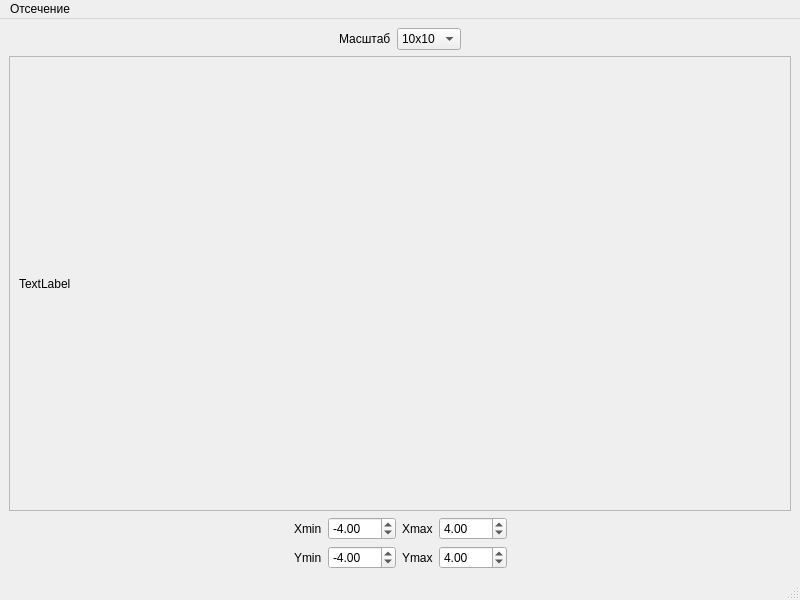
Before: the Qt Designer form mainwindow.ui in ilyaayana/lab_rabota5, drawn with Qt 5.
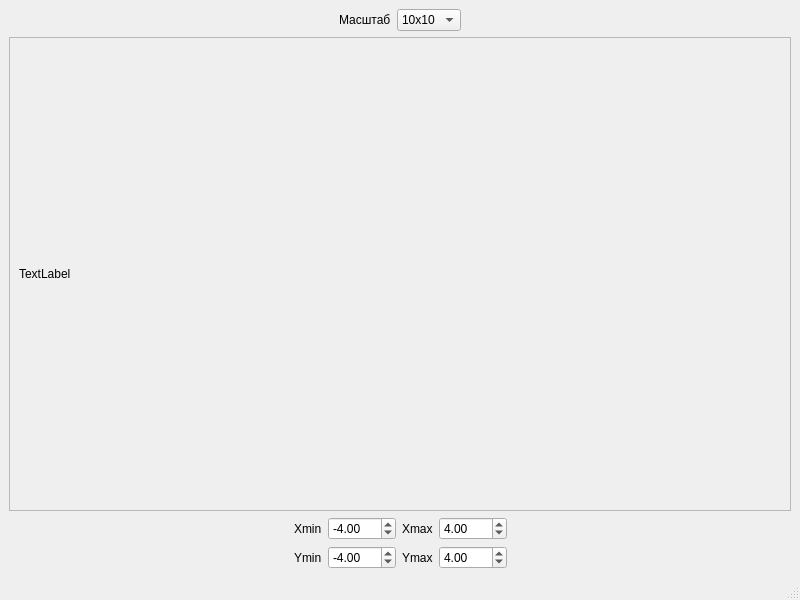
After: the same form once the commit is applied.

Patch:
```diff
--- a/mainwindow.ui
+++ b/mainwindow.ui
@@ -235,14 +235,6 @@
      <height>21</height>
     </rect>
    </property>
-   <widget class="QMenu" name="menu">
-    <property name="title">
-     <string>Отсечение</string>
-    </property>
-    <addaction name="a_segments"/>
-    <addaction name="a_polygon"/>
-   </widget>
-   <addaction name="menu"/>
   </widget>
   <widget class="QStatusBar" name="statusbar"/>
   <action name="a_segments">
```
Left out of the diff: 12 changed lines with no effect on the pictures.
